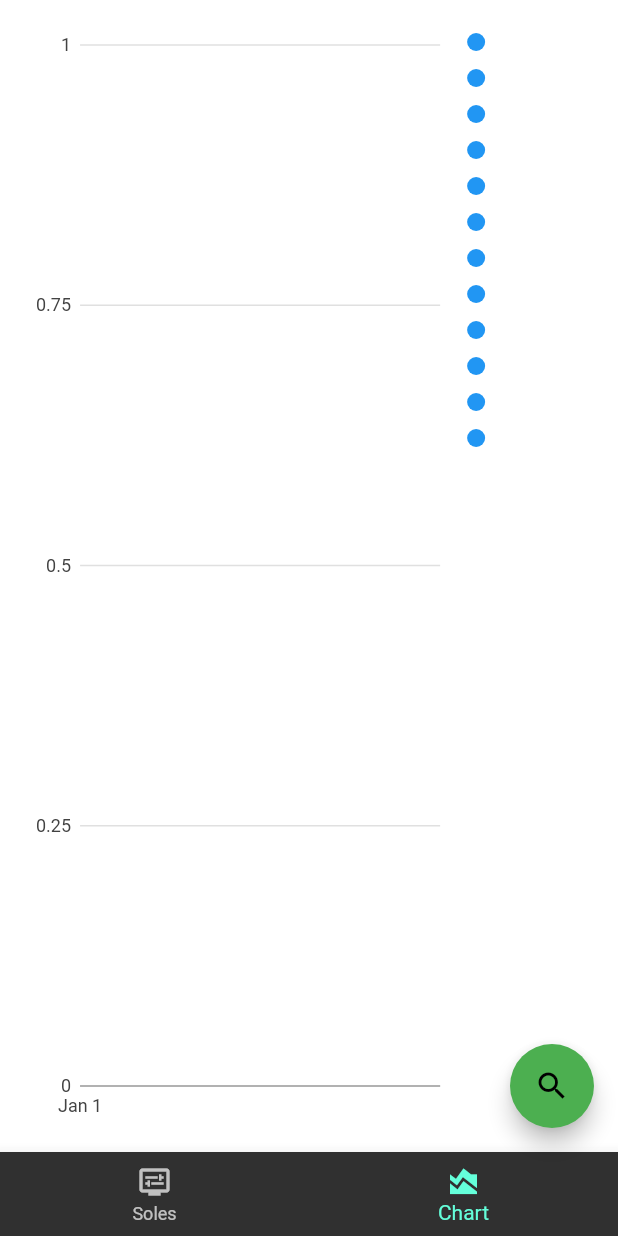
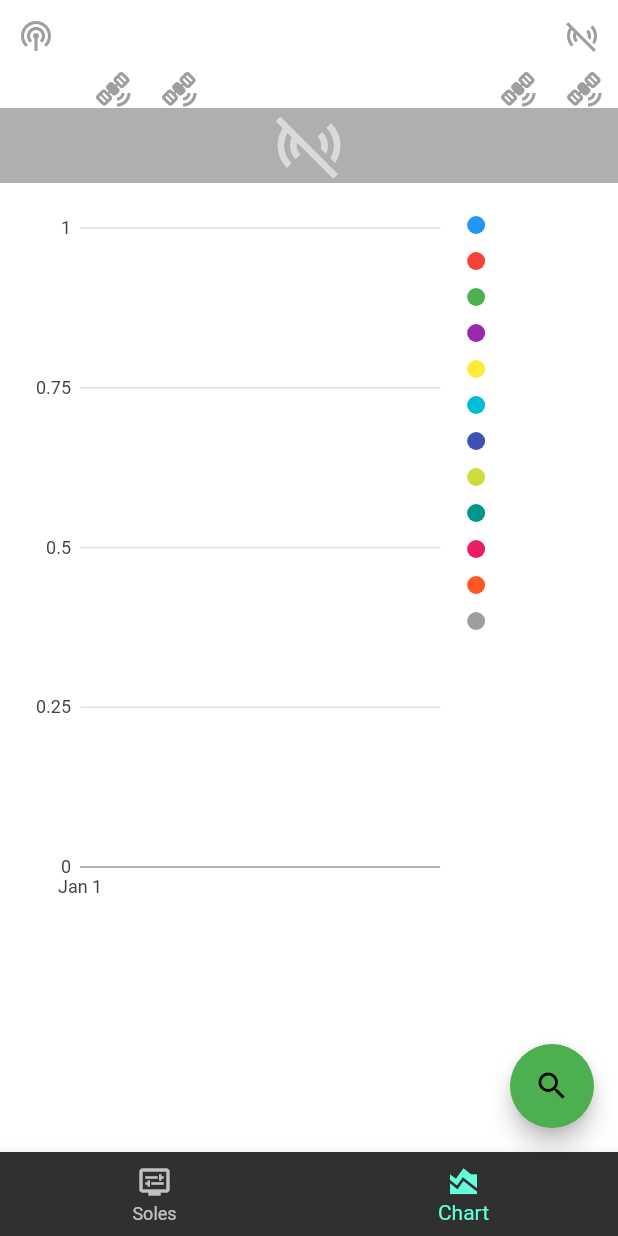
Before and after one commit to seihan/feetback_app, a Flutter app: the screen it shows after launch, item 2 of the bottom bar chosen, on a phone screen of 412 x 824 dp. Run offline on Flutter 3.47's test engine with Material 2 defaults, Android fonts, the phone set to English and light mode, and no system bars; our stand-ins replace charts_flutter, flutter_blue_plus, flutter_svg, permission_handler, rxdart.

Commit message:
finished line chart - added colors to line series - display all 12 sensor values continuously - refactored widgets - show connection widget in all tabs

```diff
--- a/lib/screens/visualization_screen.dart
+++ b/lib/screens/visualization_screen.dart
@@ -4,6 +4,7 @@ import 'package:flutter/material.dart';
 
 import '../../models/bluetooth_connection_model.dart';
 import '../models/sensor_state_model.dart';
+import '../widgets/connection_widgets.dart';
 
 class VisualizationScreen extends StatefulWidget {
   final BluetoothConnectionModel model;
@@ -26,7 +27,16 @@ class _VisualizationScreenState extends State<VisualizationScreen> {
     ];
     return Scaffold(
       backgroundColor: Colors.transparent,
-      body: tabPages[_selectedIndex],
+      body: SafeArea(
+        child: Center(
+          child: ListView(
+            children: [
+              ConnectionWidgets(bluetoothConnectionModel: widget.model),
+              tabPages[_selectedIndex],
+            ],
+          ),
+        ),
+      ),
       floatingActionButton: !widget.model.connected
           ? FloatingActionButton(
               onPressed:
--- a/lib/widgets/sensor_chart.dart
+++ b/lib/widgets/sensor_chart.dart
@@ -17,8 +17,9 @@ class SensorChart extends StatelessWidget {
     return StreamBuilder<SensorValues>(
       stream: stream,
       initialData: SensorValues(
-          time: DateTime(1900),
-          values: List.filled(12, 0)), // Initialize with 12 zeros
+        time: DateTime(1900),
+        values: List.filled(12, 0),
+      ), // Initialize with 12 zeros
       builder: (context, snapshot) {
         if (snapshot.data == null) {
           return Container(); // Return an empty Container if snapshot data is null
@@ -39,6 +40,7 @@ class SensorChart extends StatelessWidget {
             seconds: 1)); // Set the minimum time to 10 seconds ago
 
         return Container(
+          height: 500,
           padding: const EdgeInsets.all(16.0),
           child: charts.TimeSeriesChart(
             _createChartData(chartData),
@@ -60,8 +62,8 @@ class SensorChart extends StatelessWidget {
               ),
             ),
             defaultRenderer: charts.LineRendererConfig(
-              includeArea: true,
-              stacked: true,
+              includeArea: false,
+              stacked: false,
             ),
             behaviors: [
               charts.LinePointHighlighter(
@@ -89,24 +91,44 @@ class SensorChart extends StatelessWidget {
     final List<charts.Series<SensorValues, DateTime>> seriesList = [];
 
     for (int i = 0; i < 12; i++) {
-      final List<SensorValues> seriesData = data.map((value) {
+      final List<SensorValues> seriesData = data.map((SensorValues values) {
         return SensorValues(
-          time: value.time,
-          values: [value.values[i]],
+          time: values.time,
+          values: [values.values[i]],
         );
       }).toList();
 
       seriesList.add(
         charts.Series<SensorValues, DateTime>(
-          id: 'Sensor $i',
-          colorFn: (_, __) => charts.MaterialPalette.blue.shadeDefault,
+          id: 'Sensor ${i + 1}',
+          colorFn: (SensorValues data, _) => _getUniqueColor(i),
           domainFn: (SensorValues data, _) => data.time,
           measureFn: (SensorValues data, _) => data.values[0],
           data: seriesData,
         ),
       );
     }
-
     return seriesList;
   }
+
+  charts.Color _getUniqueColor(int index) {
+    // Define a list of unique colors for each series
+    final List<charts.Color> uniqueColors = [
+      charts.MaterialPalette.blue.shadeDefault,
+      charts.MaterialPalette.red.shadeDefault,
+      charts.MaterialPalette.green.shadeDefault,
+      charts.MaterialPalette.purple.shadeDefault,
+      charts.MaterialPalette.yellow.shadeDefault,
+      charts.MaterialPalette.cyan.shadeDefault,
+      charts.MaterialPalette.indigo.shadeDefault,
+      charts.MaterialPalette.lime.shadeDefault,
+      charts.MaterialPalette.teal.shadeDefault,
+      charts.MaterialPalette.pink.shadeDefault,
+      charts.MaterialPalette.deepOrange.shadeDefault,
+      charts.MaterialPalette.gray.shadeDefault,
+    ];
+
+    // Use the index to select a unique color from the list
+    return uniqueColors[index % uniqueColors.length];
+  }
 }
--- a/lib/widgets/sensor_soles.dart
+++ b/lib/widgets/sensor_soles.dart
@@ -5,7 +5,6 @@ import 'package:flutter/material.dart';
 
 import 'activate_switch.dart';
 import 'buzz_button.dart';
-import 'connection_widgets.dart';
 
 class SensorSoles extends StatelessWidget {
   final BluetoothConnectionModel bluetoothConnectionModel;
@@ -14,12 +13,8 @@ class SensorSoles extends StatelessWidget {
   @override
   Widget build(BuildContext context) {
     final SensorStateModel stateModel = SensorStateModel();
-    return SafeArea(
-      child: Center(
-        child: ListView(
+    return Column(
       children: [
-            ConnectionWidgets(
-                bluetoothConnectionModel: bluetoothConnectionModel),
         Row(
           mainAxisAlignment: MainAxisAlignment.spaceAround,
           children: [
@@ -52,10 +47,7 @@ class SensorSoles extends StatelessWidget {
             ActivateSwitch(device: 3),
           ],
         ),
-            //  const Spacer(),
       ],
-        ),
-      ),
     );
   }
 }
```
Lines whose indentation alone changed are shown as unchanged.
